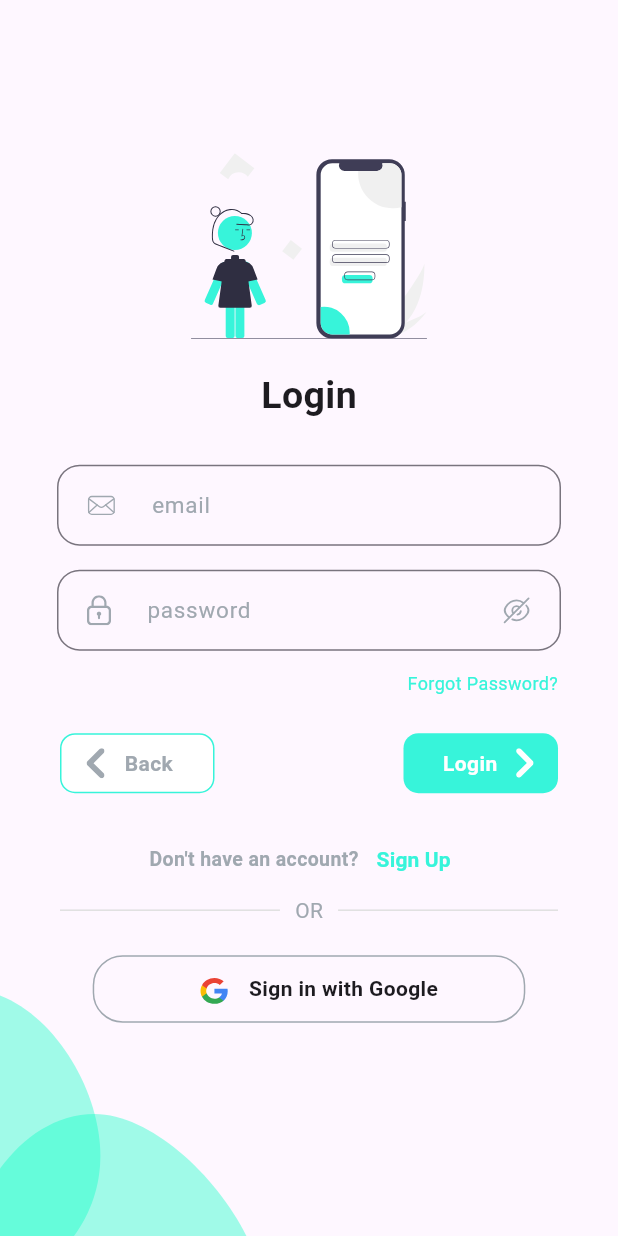
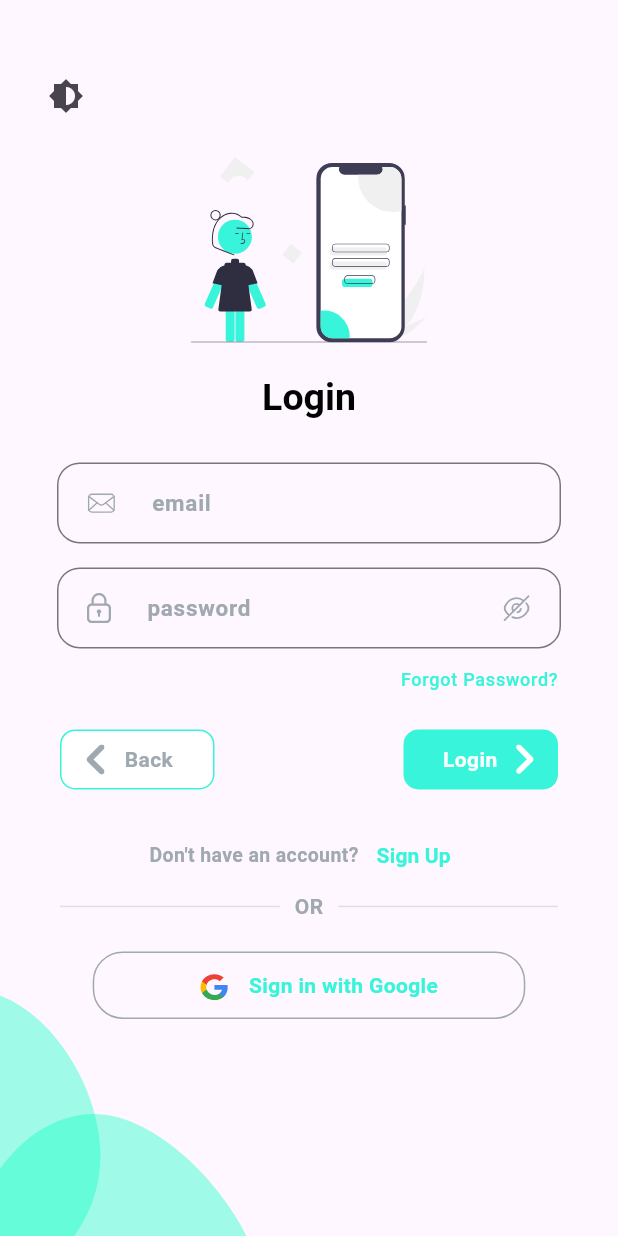
Before and after one commit to dhwanish-3/Heartless, a Flutter app: the screen it shows after launch, on a phone screen of 412 x 824 dp. Run offline on Flutter 3.47's test engine with Material 3 defaults, Android fonts, the phone set to English and light mode, and no system bars; our stand-ins replace cloud_firestore, firebase_auth, firebase_core, flutter_svg; accounts and stored records are empty.

Commit message:
ThemeProvider + Firebase Android Initialisation

```diff
--- a/lib/main.dart
+++ b/lib/main.dart
@@ -1,16 +1,21 @@
 import 'package:flutter/material.dart';
-import 'package:flutter_svg/svg.dart';
 import 'package:heartless/pages/auth/login_page.dart';
-import 'package:heartless/shared/constants.dart';
+import 'package:heartless/shared/auth_notifier.dart';
+import 'package:heartless/shared/provider/theme_provider.dart';
 import 'package:provider/provider.dart';
 export 'package:provider/provider.dart';
 import 'package:heartless/shared/provider/widget_provider.dart';
+import "package:firebase_core/firebase_core.dart";
 
-void main() {
-  // runApp(const MyApp());
+void main() async {
+  WidgetsFlutterBinding.ensureInitialized();
+  await Firebase.initializeApp();
+
   runApp(MultiProvider(
     providers: [
+      ChangeNotifierProvider(create: (_) => AuthNotifier()),
       ChangeNotifierProvider(create: (_) => WidgetNotifier()),
+      ChangeNotifierProvider(create: (_) => ThemeNotifier()),
     ],
     child: const MyApp(),
   ));
@@ -21,38 +26,16 @@ class MyApp extends StatelessWidget {
 
   @override
   Widget build(BuildContext context) {
+    ThemeNotifier themeNotifier = Provider.of<ThemeNotifier>(context);
     return MaterialApp(
-      title: 'Flutter Demo',
+      title: 'Heart Recovery',
       debugShowCheckedModeBanner: false,
-      theme: ThemeData(
-        primaryColor: Constants().primaryColor,
-
-        // useMaterial3: true,
-      ),
-      darkTheme: ThemeData(
-        primaryColor: Constants().darkPrimaryColor,
-      ),
+      theme: themeNotifier.lightTheme,
+      darkTheme: themeNotifier.darkTheme,
+      themeMode: ThemeNotifier.themeMode,
       home: const LoginPage(),
     );
   }
+
+// ! Make a new clss for test themes
 }
-
-class HomePage extends StatelessWidget {
-  const HomePage({Key? key}) : super(key: key);
-
-  @override
-  Widget build(BuildContext context) {
-    return Scaffold(
-      appBar: AppBar(
-        title: const Text('Home Page'),
-      ),
-      body: Container(
-        color: Theme.of(context).primaryColor,
-        child: SvgPicture.asset(
-          'assets/illustrations/login.svg',
-          height: 64,
-        ),
-      ),
-    );
-  }
-}
--- a/lib/pages/auth/login_page.dart
+++ b/lib/pages/auth/login_page.dart
@@ -1,7 +1,10 @@
 import "package:flutter/material.dart";
 import "package:flutter_svg/svg.dart";
+import "package:heartless/Backend/Auth/auth.dart";
 import "package:heartless/main.dart";
+import "package:heartless/shared/auth_notifier.dart";
 import "package:heartless/shared/constants.dart";
+import "package:heartless/shared/provider/theme_provider.dart";
 import "package:heartless/widgets/GoogleButton.dart";
 import "package:heartless/widgets/left_trailing_button.dart";
 import "package:heartless/widgets/right_trailing_button.dart";
@@ -38,10 +41,9 @@ class _LoginPageState extends State<LoginPage> {
     double screenWidth = MediaQuery.of(context).size.width;
     WidgetNotifier widgetNotifier =
         Provider.of<WidgetNotifier>(context, listen: false);
-
+    final themeProvider = Provider.of<ThemeNotifier>(context);
+    AuthNotifier authNotifier = Provider.of<AuthNotifier>(context);
     return Scaffold(
-      // appBar: AppBar(),
-      // resizeToAvoidBottomInset: false,
       body: Stack(
         children: [
           Positioned(
@@ -50,6 +52,16 @@ class _LoginPageState extends State<LoginPage> {
             child: SvgPicture.asset(
               'assets/Icons/blueHeart.svg',
               height: screenHeight * 0.2,
+            ),
+          ),
+          Positioned(
+            left: 20,
+            top: 40,
+            child: IconButton(
+              icon: const Icon(Icons.brightness_6), // Icon to toggle theme
+              onPressed: () {
+                themeProvider.toggleThemeMode();
+              },
             ),
           ),
           Center(
@@ -70,12 +82,9 @@ class _LoginPageState extends State<LoginPage> {
                     const SizedBox(
                       height: 20,
                     ),
-                    const Text(
+                    Text(
                       'Login',
-                      style: TextStyle(
-                        fontSize: 25,
-                        fontWeight: FontWeight.bold,
-                      ),
+                      style: Theme.of(context).textTheme.headlineMedium,
                     ),
                     const SizedBox(
                       height: 20,
@@ -115,14 +124,11 @@ class _LoginPageState extends State<LoginPage> {
                             child: Row(
                               mainAxisAlignment: MainAxisAlignment.end,
                               children: [
-                                Text(
-                                  'Forgot Password?',
-                                  textAlign: TextAlign.start,
-                                  style: TextStyle(
-                                    fontSize: 12,
-                                    color: Theme.of(context).primaryColor,
-                                  ),
-                                ),
+                                Text('Forgot Password?',
+                                    textAlign: TextAlign.start,
+                                    style: Theme.of(context)
+                                        .textTheme
+                                        .labelMedium),
                               ],
                             ),
                           )
@@ -138,7 +144,10 @@ class _LoginPageState extends State<LoginPage> {
                           GestureDetector(
                               onTap: () {}, child: const LeftButton()),
                           GestureDetector(
-                              onTap: () {}, child: const RightButton()),
+                              onTap: () {
+                                Auth().loginPatient(authNotifier);
+                              },
+                              child: const RightButton()),
                         ],
                       ),
                     ),
--- a/lib/shared/constants.dart
+++ b/lib/shared/constants.dart
@@ -4,4 +4,31 @@ class Constants {
   final primaryColor = const Color.fromARGB(255, 55, 244, 218);
   final darkPrimaryColor = const Color.fromARGB(255, 212, 64, 64);
   final customGray = const Color.fromARGB(255, 160, 168, 176);
+
+  TextTheme textThemeLight = const TextTheme(
+    displayLarge: TextStyle(
+      fontSize: 30,
+      fontWeight: FontWeight.bold,
+      color: Colors.white,
+    ),
+    headlineMedium: TextStyle(
+      fontSize: 25,
+      fontWeight: FontWeight.bold,
+      color: Colors.black,
+    ),
+    labelMedium: TextStyle(
+      fontSize: 12,
+      color: Color.fromARGB(255, 55, 244, 218),
+    ),
+    bodyLarge: TextStyle(
+      color: Color.fromARGB(255, 160, 168, 176),
+      fontWeight: FontWeight.w600,
+      fontSize: 13,
+    ),
+    bodyMedium: TextStyle(
+      color: Color.fromARGB(255, 55, 244, 218),
+      fontWeight: FontWeight.w600,
+      fontSize: 14,
+    ),
+  );
 }
--- /dev/null
+++ b/lib/shared/provider/theme_provider.dart
@@ -0,0 +1,24 @@
+import 'package:flutter/material.dart';
+import 'package:heartless/shared/constants.dart';
+
+class ThemeNotifier extends ChangeNotifier {
+  static ThemeMode _themeMode = ThemeMode.system;
+
+  static ThemeMode get themeMode => _themeMode;
+
+  void toggleThemeMode() {
+    _themeMode =
+        _themeMode == ThemeMode.light ? ThemeMode.dark : ThemeMode.light;
+    notifyListeners();
+  }
+
+  ThemeData lightTheme = ThemeData(
+      brightness: Brightness.light,
+      primaryColor: Constants().primaryColor,
+      textTheme: Constants().textThemeLight);
+
+  ThemeData darkTheme = ThemeData(
+    brightness: Brightness.dark,
+    primaryColor: Constants().darkPrimaryColor,
+  );
+}
--- a/lib/widgets/right_trailing_button.dart
+++ b/lib/widgets/right_trailing_button.dart
@@ -1,6 +1,5 @@
 import 'package:flutter/material.dart';
 import 'package:flutter_svg/svg.dart';
-import 'package:heartless/shared/constants.dart';
 
 class RightButton extends StatelessWidget {
   const RightButton({super.key});
--- a/lib/widgets/text_input.dart
+++ b/lib/widgets/text_input.dart
@@ -43,7 +43,6 @@ class TextFieldInput extends StatelessWidget {
         obscuringCharacter: '•',
         style: const TextStyle(
           fontSize: 15,
-          // textBaseline: TextBaseline.alphabetic,
         ),
         decoration: InputDecoration(
           labelText: labelText,
--- a/pubspec.yaml
+++ b/pubspec.yaml
@@ -38,6 +38,7 @@ dependencies:
   firebase_auth: ^4.12.1
   cloud_firestore: ^4.12.2
   provider: ^6.0.5
+  firebase_core: ^2.21.0
 
 dev_dependencies:
   flutter_test:
```
Also changed, not shown: 2 other files.
